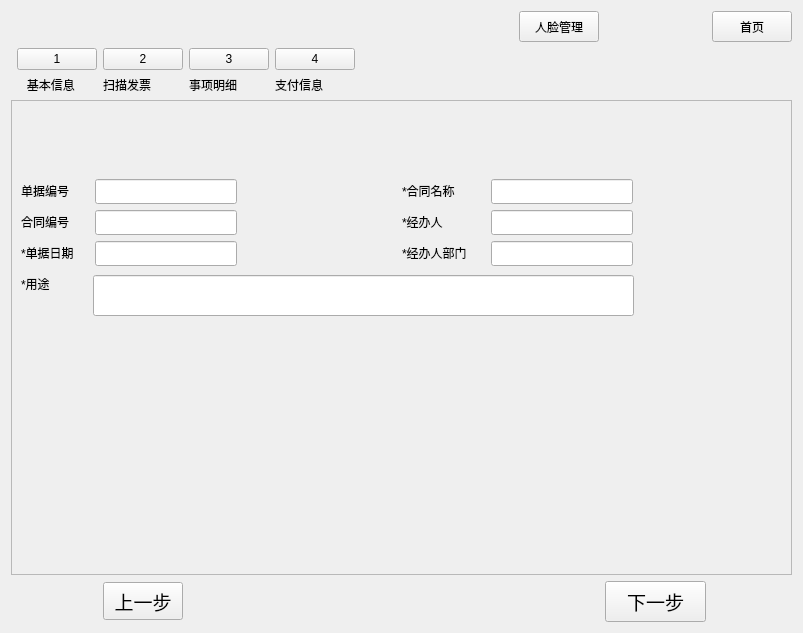
First picture: the form in mainwindow.ui, repository betamake/intelligence, before the edit.
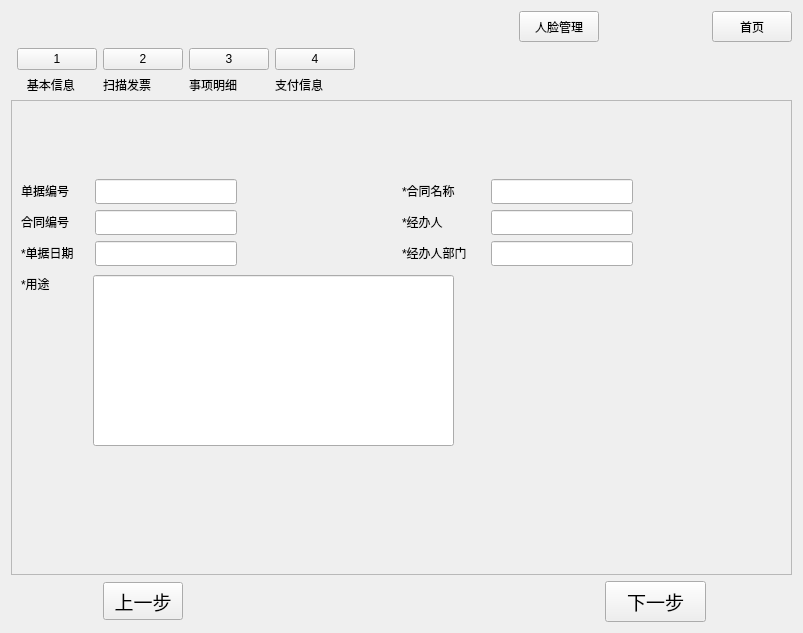
Second picture: the form after the edit. The open tabs and pages were chosen to show the change.

What changed in the file:
```diff
--- a/mainwindow.ui
+++ b/mainwindow.ui
@@ -1759,8 +1759,8 @@
         <rect>
          <x>81</x>
          <y>174</y>
-         <width>541</width>
-         <height>41</height>
+         <width>361</width>
+         <height>171</height>
         </rect>
        </property>
       </widget>
```
Left out of the diff: 9 changed lines with no effect on the pictures.
